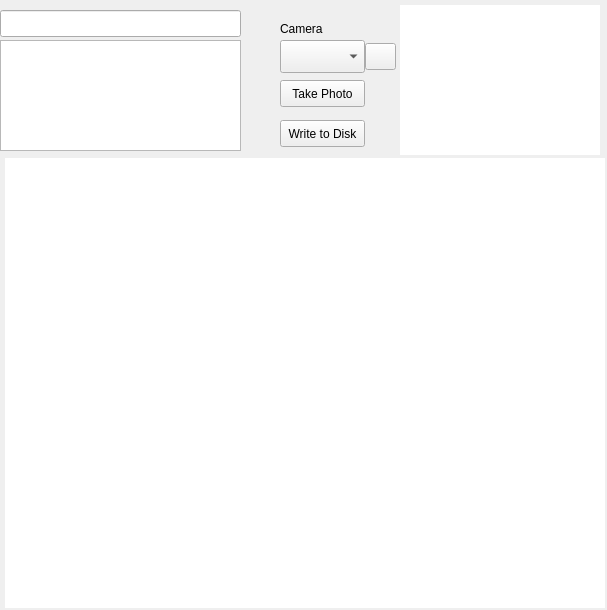
Qt form scanwindow.ui (wolfpackmars2/inventory_gui) before a commit.
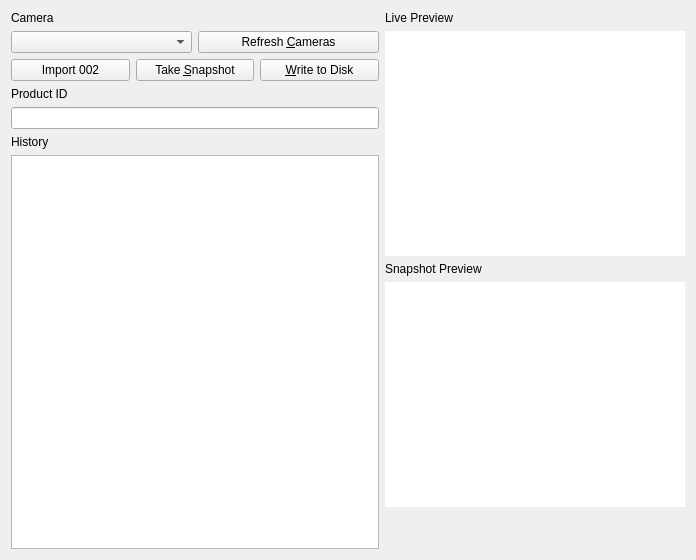
The same form after that commit. Icons and pictures are not drawn.

Commit message: update GUI; add CSV functions

```diff
--- a/scanwindow.ui
+++ b/scanwindow.ui
@@ -6,57 +6,143 @@
    <rect>
     <x>0</x>
     <y>0</y>
-    <width>607</width>
-    <height>610</height>
+    <width>696</width>
+    <height>560</height>
    </rect>
   </property>
   <property name="windowTitle">
    <string>Form</string>
   </property>
-  <widget class="QLineEdit" name="txtInput">
-   <property name="geometry">
-    <rect>
-     <x>0</x>
-     <y>10</y>
-     <width>241</width>
-     <height>27</height>
-    </rect>
-   </property>
-  </widget>
+  <layout class="QHBoxLayout" name="horizontalLayout_3">
+   <item>
+    <layout class="QVBoxLayout" name="verticalLayout_6">
+     <item>
+      <layout class="QVBoxLayout" name="verticalLayout_5">
+       <item>
+        <layout class="QVBoxLayout" name="verticalLayout_4">
+         <item>
+          <widget class="QLabel" name="label_3">
+           <property name="text">
+            <string>Camera</string>
+           </property>
+           <property name="buddy">
+            <cstring>cmbCamera</cstring>
+           </property>
+          </widget>
+         </item>
+         <item>
+          <layout class="QHBoxLayout" name="horizontalLayout_2">
+           <item>
+            <widget class="QComboBox" name="cmbCamera"/>
+           </item>
+           <item>
+            <widget class="QPushButton" name="btnRefreshCameras">
+             <property name="text">
+              <string>Refresh &amp;Cameras</string>
+             </property>
+            </widget>
+           </item>
+          </layout>
+         </item>
+        </layout>
+       </item>
+       <item>
+        <layout class="QHBoxLayout" name="horizontalLayout">
+         <item>
+          <widget class="QPushButton" name="btnImport002">
+           <property name="text">
+            <string>Import 002</string>
+           </property>
+          </widget>
+         </item>
+         <item>
   <widget class="QPushButton" name="btnTakePhoto">
-   <property name="geometry">
-    <rect>
-     <x>280</x>
-     <y>80</y>
-     <width>85</width>
-     <height>27</height>
-    </rect>
-   </property>
    <property name="text">
-    <string>Take Photo</string>
-   </property>
-  </widget>
+            <string>Take &amp;Snapshot</string>
+           </property>
+          </widget>
+         </item>
+         <item>
   <widget class="QPushButton" name="btnWrite">
-   <property name="geometry">
-    <rect>
-     <x>280</x>
-     <y>120</y>
-     <width>85</width>
-     <height>27</height>
-    </rect>
-   </property>
+           <property name="text">
+            <string>&amp;Write to Disk</string>
+           </property>
+          </widget>
+         </item>
+        </layout>
+       </item>
+      </layout>
+     </item>
+     <item>
+      <layout class="QVBoxLayout" name="verticalLayout_2">
+       <item>
+        <widget class="QLabel" name="label">
    <property name="text">
-    <string>Write to Disk</string>
-   </property>
-  </widget>
+          <string>Product ID</string>
+         </property>
+         <property name="buddy">
+          <cstring>txtInput</cstring>
+         </property>
+        </widget>
+       </item>
+       <item>
+        <widget class="QLineEdit" name="txtInput"/>
+       </item>
+      </layout>
+     </item>
+     <item>
+      <layout class="QVBoxLayout" name="verticalLayout_3">
+       <item>
+        <widget class="QLabel" name="label_2">
+         <property name="text">
+          <string>History</string>
+         </property>
+         <property name="buddy">
+          <cstring>txtHistory</cstring>
+         </property>
+        </widget>
+       </item>
+       <item>
+        <widget class="QTextEdit" name="txtHistory"/>
+       </item>
+      </layout>
+     </item>
+    </layout>
+   </item>
+   <item>
+    <layout class="QVBoxLayout" name="verticalLayout">
+     <item>
+      <widget class="QLabel" name="label_4">
+       <property name="sizePolicy">
+        <sizepolicy hsizetype="Fixed" vsizetype="Fixed">
+         <horstretch>0</horstretch>
+         <verstretch>0</verstretch>
+        </sizepolicy>
+       </property>
+       <property name="minimumSize">
+        <size>
+         <width>300</width>
+         <height>0</height>
+        </size>
+       </property>
+       <property name="text">
+        <string>Live Preview</string>
+       </property>
+      </widget>
+     </item>
+     <item>
   <widget class="QLabel" name="lblLiveView">
-   <property name="geometry">
-    <rect>
-     <x>400</x>
-     <y>5</y>
-     <width>200</width>
-     <height>150</height>
-    </rect>
+       <property name="sizePolicy">
+        <sizepolicy hsizetype="Fixed" vsizetype="Fixed">
+         <horstretch>0</horstretch>
+         <verstretch>0</verstretch>
+        </sizepolicy>
+       </property>
+       <property name="minimumSize">
+        <size>
+         <width>300</width>
+         <height>225</height>
+        </size>
    </property>
    <property name="palette">
     <palette>
@@ -483,14 +569,39 @@
     <bool>true</bool>
    </property>
   </widget>
+     </item>
+     <item>
+      <widget class="QLabel" name="label_5">
+       <property name="sizePolicy">
+        <sizepolicy hsizetype="Fixed" vsizetype="Fixed">
+         <horstretch>0</horstretch>
+         <verstretch>0</verstretch>
+        </sizepolicy>
+       </property>
+       <property name="minimumSize">
+        <size>
+         <width>300</width>
+         <height>0</height>
+        </size>
+       </property>
+       <property name="text">
+        <string>Snapshot Preview</string>
+       </property>
+      </widget>
+     </item>
+     <item>
   <widget class="QLabel" name="lblPreview">
-   <property name="geometry">
-    <rect>
-     <x>5</x>
-     <y>158</y>
-     <width>600</width>
-     <height>450</height>
-    </rect>
+       <property name="sizePolicy">
+        <sizepolicy hsizetype="Fixed" vsizetype="Fixed">
+         <horstretch>0</horstretch>
+         <verstretch>0</verstretch>
+        </sizepolicy>
+       </property>
+       <property name="minimumSize">
+        <size>
+         <width>300</width>
+         <height>225</height>
+        </size>
    </property>
    <property name="palette">
     <palette>
@@ -916,60 +1027,24 @@
    <property name="scaledContents">
     <bool>true</bool>
    </property>
-   <property name="alignment">
-    <set>Qt::AlignRight|Qt::AlignTop|Qt::AlignTrailing</set>
-   </property>
-  </widget>
-  <widget class="QTextEdit" name="txtHistory">
-   <property name="geometry">
-    <rect>
-     <x>0</x>
-     <y>40</y>
-     <width>241</width>
-     <height>111</height>
-    </rect>
-   </property>
-  </widget>
-  <widget class="QComboBox" name="cmbCamera">
-   <property name="geometry">
-    <rect>
-     <x>280</x>
-     <y>40</y>
-     <width>85</width>
-     <height>33</height>
-    </rect>
-   </property>
-  </widget>
-  <widget class="QLabel" name="label">
-   <property name="geometry">
-    <rect>
-     <x>280</x>
-     <y>20</y>
-     <width>56</width>
-     <height>17</height>
-    </rect>
-   </property>
-   <property name="text">
-    <string>Camera</string>
-   </property>
-  </widget>
-  <widget class="QPushButton" name="btnRefreshCameras">
-   <property name="geometry">
-    <rect>
-     <x>365</x>
-     <y>43</y>
-     <width>31</width>
-     <height>27</height>
-    </rect>
-   </property>
-   <property name="text">
-    <string/>
-   </property>
-   <property name="icon">
-    <iconset>
-     <normaloff>ui/img/reload-2x.png</normaloff>ui/img/reload-2x.png</iconset>
-   </property>
-  </widget>
+      </widget>
+     </item>
+     <item>
+      <spacer name="verticalSpacer">
+       <property name="orientation">
+        <enum>Qt::Vertical</enum>
+       </property>
+       <property name="sizeHint" stdset="0">
+        <size>
+         <width>20</width>
+         <height>40</height>
+        </size>
+       </property>
+      </spacer>
+     </item>
+    </layout>
+   </item>
+  </layout>
  </widget>
  <resources/>
  <connections/>
```
Lines whose indentation alone changed are shown as unchanged. The commit also changes 3 other files.
